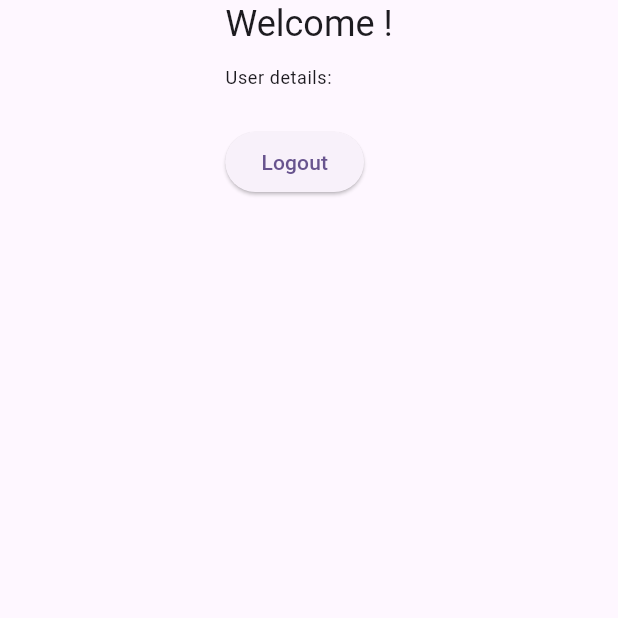
After one commit to bigzhu/flutter_blank, a Flutter app: the LoggedInUserDetails screen opened directly, after a tap on "Logout", on a phone screen of 412 x 824 dp, the top half of it. The commit adds this screen. Run offline on Flutter 3.47's test engine with Material 2 defaults, Android fonts, the phone set to English and light mode, and no system bars; our stand-ins replace app_links, flutter_easyloading, flutter_hooks, font_awesome_flutter, hive_flutter, hooks_riverpod and 1 more; missing offline and left inert: ferry, ferry_hive_store, nhost_dart; accounts and stored records are empty; network calls fail.

Commit message:
add Auth

```diff
--- /dev/null
+++ b/lib/components/Auth/LoggedInUserDetails.dart
@@ -0,0 +1,59 @@
+import 'package:flutter/material.dart';
+import 'package:hooks_riverpod/hooks_riverpod.dart';
+
+import '../../state.dart';
+import 'state.dart';
+
+const rowSpacing = SizedBox(height: 12);
+
+class LoggedInUserDetails extends HookConsumerWidget {
+  const LoggedInUserDetails({super.key});
+  @override
+  Widget build(BuildContext context, WidgetRef ref) {
+    final auth = ref.watch(nhostClientP).auth;
+
+    final textTheme = Theme.of(context).textTheme;
+    const cellPadding = EdgeInsets.all(4);
+    final currentUser = auth.currentUser!;
+    return Scaffold(
+        body: Center(
+      child: Column(
+        crossAxisAlignment: CrossAxisAlignment.start,
+        children: [
+          Text(
+            'Welcome ${currentUser.email}!',
+            style: textTheme.headline5,
+          ),
+          rowSpacing,
+          Text('User details:', style: textTheme.caption),
+          rowSpacing,
+          Table(
+            defaultColumnWidth: const IntrinsicColumnWidth(),
+            children: [
+              for (final row in currentUser.toJson().entries)
+                TableRow(
+                  children: [
+                    Padding(
+                      padding: cellPadding.copyWith(right: 12),
+                      child: Text(row.key),
+                    ),
+                    Padding(
+                      padding: cellPadding,
+                      child: Text('${row.value}'),
+                    ),
+                  ],
+                )
+            ],
+          ),
+          rowSpacing,
+          ElevatedButton(
+            onPressed: () {
+              ref.read(authSNP.notifier).logout();
+            },
+            child: const Text('Logout'),
+          ),
+        ],
+      ),
+    ));
+  }
+}
--- /dev/null
+++ b/lib/components/Auth/index.dart
@@ -0,0 +1,3 @@
+export './state.dart';
+export './SignIn.dart';
+export './LoggedInUserDetails.dart';
--- a/lib/config.dart
+++ b/lib/config.dart
@@ -2,3 +2,9 @@
 const region = 'ap-south-1';
 // nhost subdomain
 const subdomain = 'jysijxgffjwavdtqcuir';
+//
+const nhostURL = 'https://$subdomain.$region.nhost.run';
+
+getAuthURL(String type) {
+  return 'https://$subdomain.auth.$region.nhost.run/v1/signin/provider/$type/callback';
+}
--- /dev/null
+++ b/lib/const.dart
@@ -0,0 +1,2 @@
+const signInSuccessHost = 'oauth.login.success';
+const signInFailureHost = 'oauth.login.failure';
--- a/lib/main.dart
+++ b/lib/main.dart
@@ -1,14 +1,40 @@
 import 'package:flutter/material.dart';
 import 'package:hooks_riverpod/hooks_riverpod.dart';
-import 'package:logger/logger.dart';
+import 'package:app_links/app_links.dart';
+import 'package:url_launcher/url_launcher.dart';
+import 'package:flutter_easyloading/flutter_easyloading.dart';
+import 'package:http/http.dart' as http;
+import 'package:nhost_dart/nhost_dart.dart';
+import 'package:flutter_hooks/flutter_hooks.dart';
 
+import 'components/Auth/index.dart';
 import 'state.dart';
+import 'const.dart';
+
+void init(ProviderContainer container) {}
 
 void main() async {
+  // some init --------------------------------------------
   final container = ProviderContainer();
   final logger = container.read(loggerP);
-  logger.d(container.read(ferryClientP));
-  logger.d(container.read(nhostClientP));
+  logger.d('init start');
+  // use this trigger iOS net promission
+  http.get(Uri.parse(
+      'https://entube-uzv2eu4hta-de.a.run.app/?what=info&uri=https://www.youtube.com/watch?v=QmOF0crdyRU'));
+  // set EasyLoading style
+  EasyLoading.instance
+    ..boxShadow =
+        <BoxShadow>[] //see https://github.com/nslogx/flutter_easyloading/issues/135
+    ..loadingStyle = EasyLoadingStyle.custom
+    ..textColor = Colors.white
+    ..indicatorColor = Colors.white
+    ..backgroundColor = Colors.black.withOpacity(0.3);
+
+  // init client
+  container.read(nhostClientP);
+  container.read(ferryClientP);
+  logger.d('init done');
+  // end init -----------------------------------------------
   runApp(
     // For widgets to be able to read providers, we need to wrap the entire
     // application in a "ProviderScope" widget.
@@ -20,13 +46,40 @@ void main() async {
   );
 }
 
-class MyApp extends StatelessWidget {
+class MyApp extends HookConsumerWidget {
   const MyApp({super.key});
 
-  // This widget is the root of your application.
   @override
-  Widget build(BuildContext context) {
+  Widget build(BuildContext context, WidgetRef ref) {
+    AppLinks appLinks = AppLinks();
+    useEffect(
+      () {
+        //register the app link handler
+        final linkSubscription = appLinks.uriLinkStream.listen((uri) {
+          if (uri.host == signInSuccessHost) {
+            ref.read(authSNP.notifier).completeOAuth(uri);
+          }
+          closeInAppWebView();
+        });
+
+        return () {
+          linkSubscription.cancel();
+        };
+      },
+      [],
+    );
+    final logger = ref.read(loggerP);
+    final authenticationState = ref.watch(authSNP);
+    switch (authenticationState) {
+      case AuthenticationState.inProgress:
+        logger.d('AuthenticationState.inProgress');
+      case AuthenticationState.signedOut:
+        logger.d('AuthenticationState.signedOut');
+      default:
+        logger.d(authenticationState);
+    }
     return MaterialApp(
+      builder: EasyLoading.init(),
       title: 'Flutter Demo',
       theme: ThemeData(
         // This is the theme of your application.
--- a/lib/state.dart
+++ b/lib/state.dart
@@ -43,3 +43,5 @@ final loggerP = Provider<Logger>((ref) => Logger(
           printTime: true // Should each log print contain a timestamp
           ),
     ));
+
+final easyloadingP = Provider((ref) => null);
--- /dev/null
+++ b/lib/utils/index.dart
@@ -0,0 +1 @@
+export './showError.dart';
--- /dev/null
+++ b/lib/utils/showError.dart
@@ -0,0 +1,6 @@
+import 'package:flutter_easyloading/flutter_easyloading.dart';
+
+void showError(String errorInfo) {
+  EasyLoading.showError(errorInfo,
+      duration: const Duration(minutes: 5), dismissOnTap: true);
+}
--- a/pubspec.yaml
+++ b/pubspec.yaml
@@ -28,6 +28,11 @@ environment:
 # the latest version available on pub.dev. To see which dependencies have newer
 # versions available, run `flutter pub outdated`.
 dependencies:
+  http: any
+  app_links: any
+  font_awesome_flutter: any
+  url_launcher: any
+  flutter_easyloading: any
   # nhost
   nhost_dart: ^1.0.0
   # riverpod
```
Also changed, not shown: lib/components/Auth/SignIn.dart (added, +43 -0 lines), lib/components/Auth/state.dart (added, +48 -0 lines).
